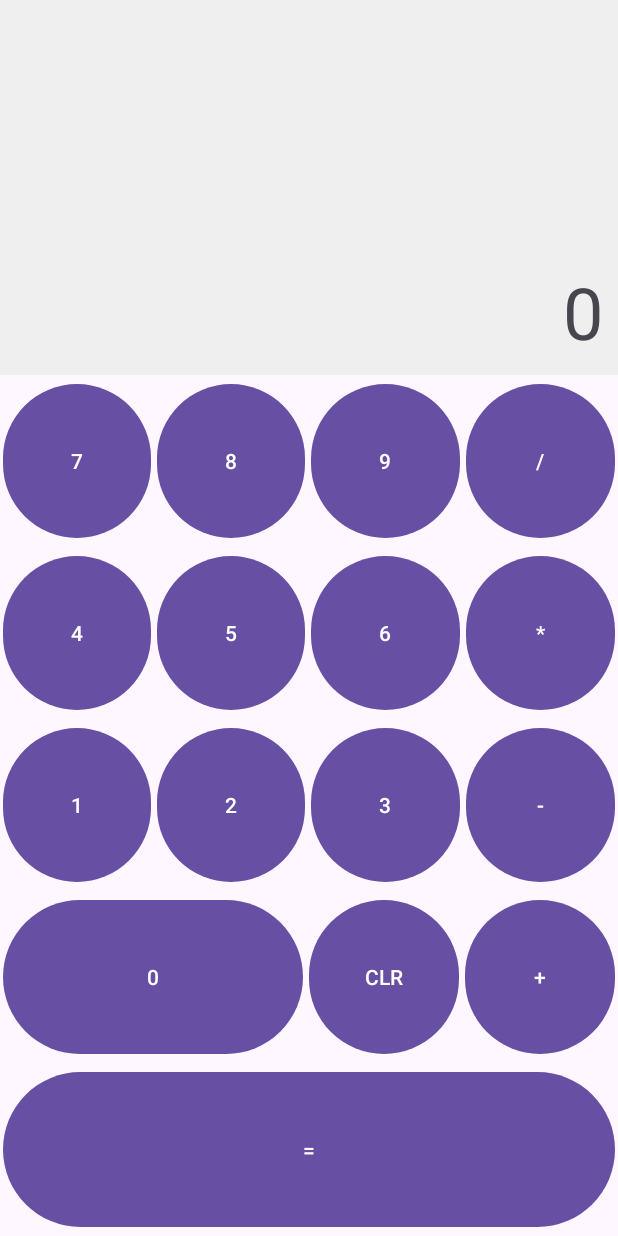
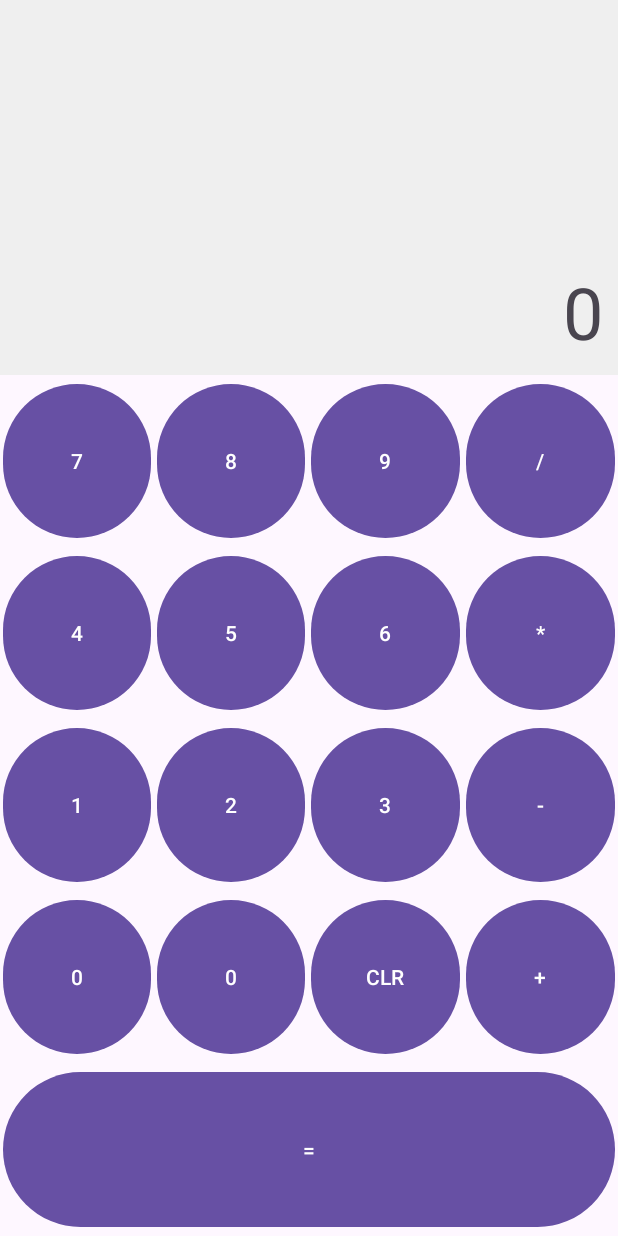
Before and after one commit to KimKyungWon0519/AndroidStudy, an Android app: the screen it shows after launch (MainActivity), on a phone screen of 412 x 824 dp. Run offline under Robolectric (Android 15) with nearby library versions, the phone set to English and light mode, and no system bars.

Commit message:
계산기 만들기 - 4

```diff
--- a/MyCalculator/app/src/main/res/layout/activity_main.xml
+++ b/MyCalculator/app/src/main/res/layout/activity_main.xml
@@ -157,11 +157,20 @@
         android:orientation="horizontal">
 
         <Button
+            android:id="@+id/btnDot"
+            android:layout_width="0dp"
+            android:layout_height="match_parent"
+            android:layout_margin="2dp"
+            android:layout_weight="1"
+            android:onClick="onDecimalPoint"
+            android:text="@string/_0" />
+
+        <Button
             android:id="@+id/btnZero"
             android:layout_width="0dp"
             android:layout_height="match_parent"
             android:layout_margin="2dp"
-            android:layout_weight="2"
+            android:layout_weight="1"
             android:onClick="onDigit"
             android:text="@string/_0" />
 
```
Also changed, not shown: MyCalculator/app/src/main/java/com/example/mycalculator/MainActivity.kt (+12 -1 lines).
